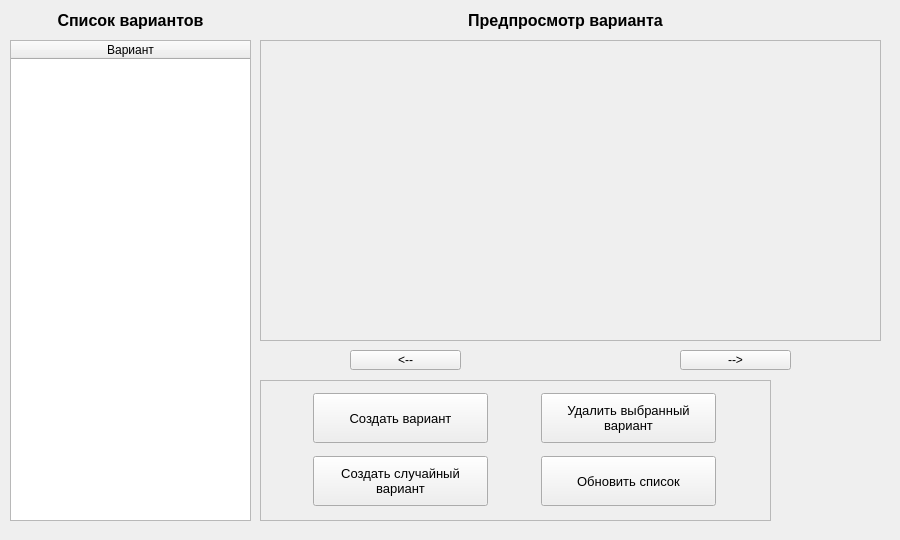
Qt form app/ui/viewExams.ui (MrGoldSky/ExamsHelper) before a commit.
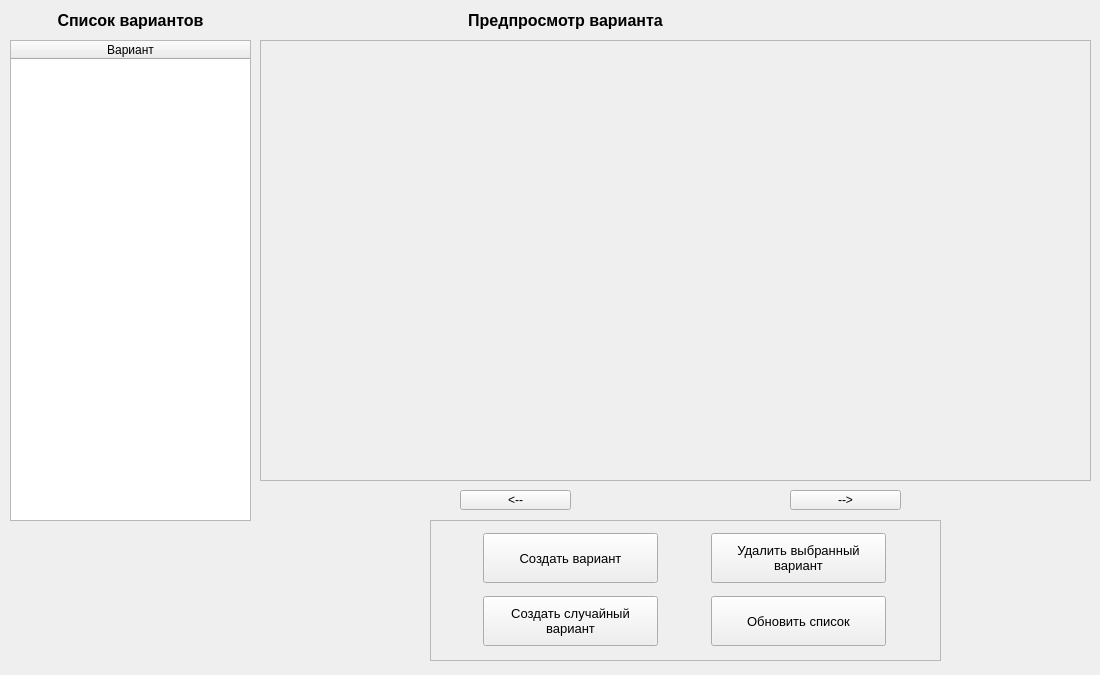
The same form after that commit.

```diff
--- a/app/ui/viewExams.ui
+++ b/app/ui/viewExams.ui
@@ -6,8 +6,8 @@
    <rect>
     <x>0</x>
     <y>0</y>
-    <width>900</width>
-    <height>540</height>
+    <width>1100</width>
+    <height>675</height>
    </rect>
   </property>
   <property name="windowTitle">
@@ -42,8 +42,8 @@
     <rect>
      <x>260</x>
      <y>40</y>
-     <width>621</width>
-     <height>301</height>
+     <width>831</width>
+     <height>441</height>
     </rect>
    </property>
    <property name="frameShape">
@@ -57,8 +57,8 @@
      <rect>
       <x>10</x>
       <y>10</y>
-      <width>601</width>
-      <height>281</height>
+      <width>811</width>
+      <height>421</height>
      </rect>
     </property>
     <property name="text">
@@ -92,8 +92,8 @@
   <widget class="QToolButton" name="left">
    <property name="geometry">
     <rect>
-     <x>350</x>
-     <y>350</y>
+     <x>460</x>
+     <y>490</y>
      <width>111</width>
      <height>20</height>
     </rect>
@@ -128,8 +128,8 @@
   <widget class="QFrame" name="backgroundFrame2">
    <property name="geometry">
     <rect>
-     <x>260</x>
-     <y>380</y>
+     <x>430</x>
+     <y>520</y>
      <width>511</width>
      <height>141</height>
     </rect>
@@ -302,8 +302,8 @@
   <widget class="QToolButton" name="right">
    <property name="geometry">
     <rect>
-     <x>680</x>
-     <y>350</y>
+     <x>790</x>
+     <y>490</y>
      <width>111</width>
      <height>20</height>
     </rect>
```
